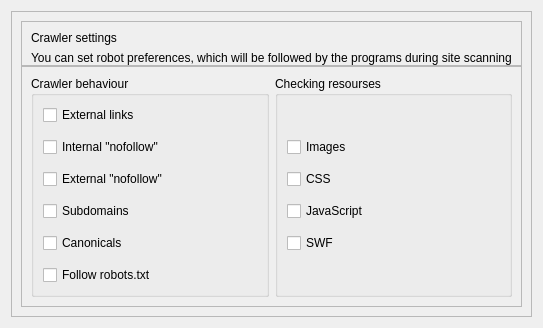
andrascii/RiveSolutions_SEO_Spider, file quickiewebbot/ui/crawler_settings.ui: the form before one commit.
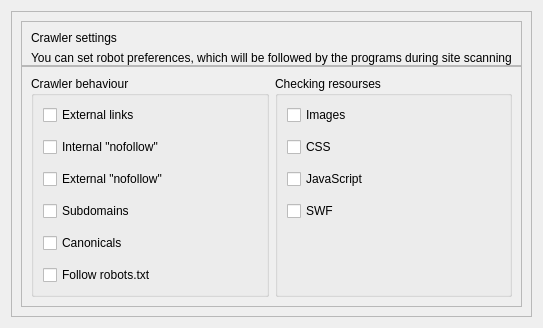
The form after the commit.

What changed in the file:
```diff
--- a/quickiewebbot/ui/crawler_settings.ui
+++ b/quickiewebbot/ui/crawler_settings.ui
@@ -245,6 +245,19 @@
                 </property>
                </widget>
               </item>
+              <item>
+               <spacer name="verticalSpacer">
+                <property name="orientation">
+                 <enum>Qt::Vertical</enum>
+                </property>
+                <property name="sizeHint" stdset="0">
+                 <size>
+                  <width>20</width>
+                  <height>40</height>
+                 </size>
+                </property>
+               </spacer>
+              </item>
              </layout>
             </item>
            </layout>
```
